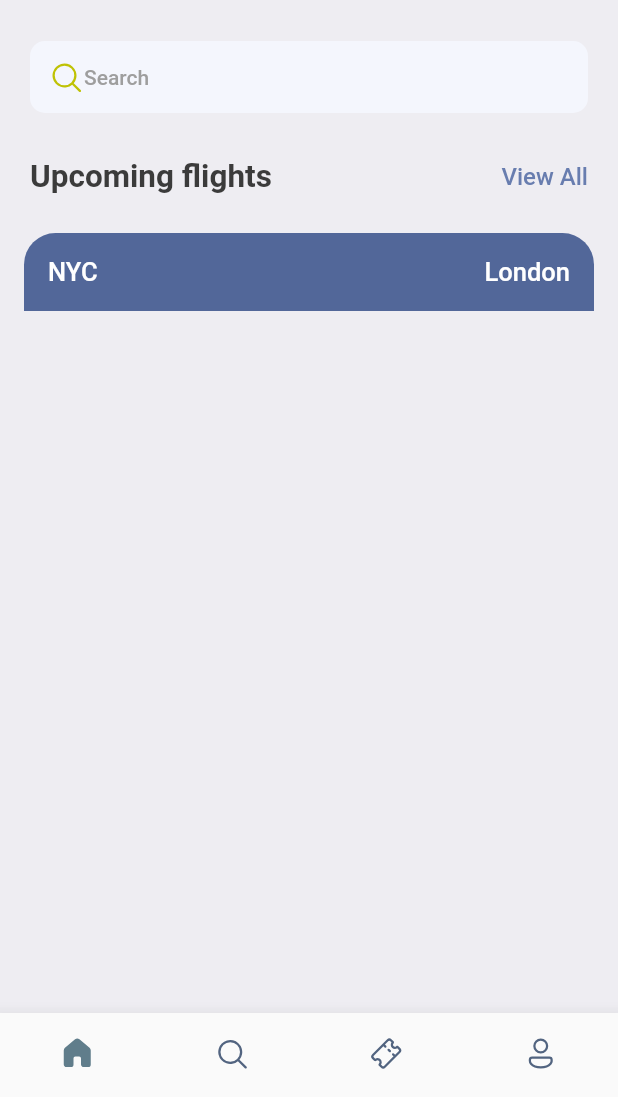
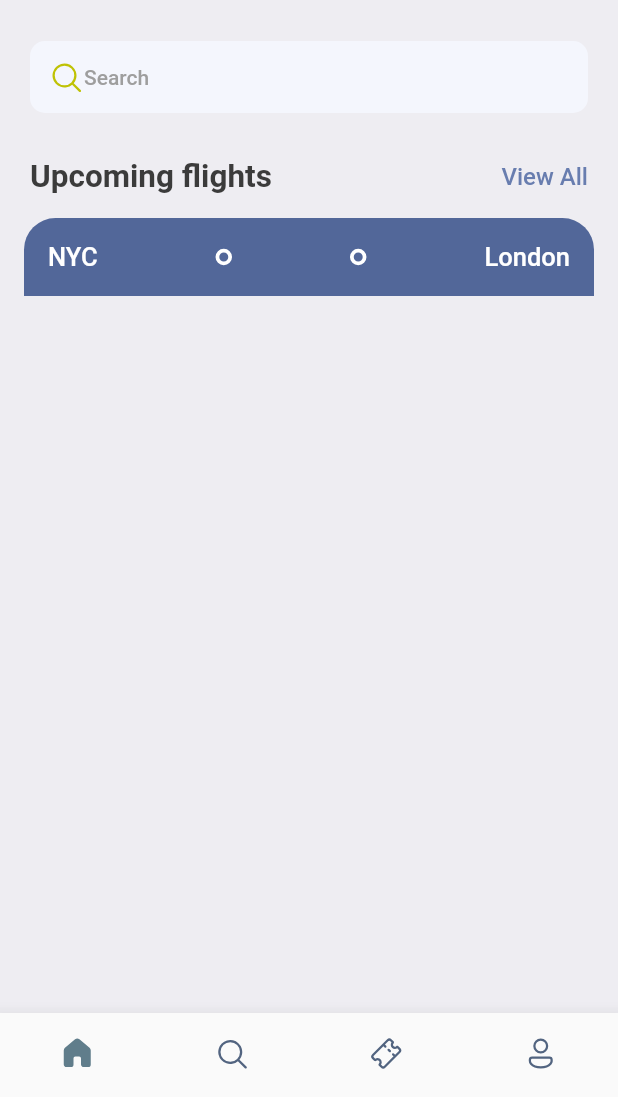
Before and after one commit to aayushgulia666/ticket_booking, a Flutter app: the screen it shows after launch, on a phone screen of 412 x 824 dp, the part 139-1236 px from its top. Run offline on Flutter 3.47's test engine with Material 2 defaults, Android fonts, the phone set to English and light mode, and no system bars; our stand-ins replace fluentui_system_icons, gap.

Commit message:
CircleContainer added.

```diff
--- a/lib/screens/home.dart
+++ b/lib/screens/home.dart
@@ -74,7 +74,7 @@ class HomeScreen extends StatelessWidget {
               ],
             ),
           ),
-          const Gap(25),
+          const Gap(15),
           const TicketView(),
         ],
       )
--- a/lib/ticket_view.dart
+++ b/lib/ticket_view.dart
@@ -2,6 +2,7 @@ import 'package:flutter/cupertino.dart';
 import 'package:flutter/material.dart';
 import 'package:ticket_booking/utils/app_layout.dart';
 import 'package:ticket_booking/utils/app_styles.dart';
+import 'package:ticket_booking/widgets/circle_container.dart';
 
 class TicketView extends StatelessWidget {
   const TicketView({Key? key}) : super(key: key);
@@ -32,6 +33,10 @@ class TicketView extends StatelessWidget {
                     children: [
                       Text("NYC", style: Styles.headlineStyle3.copyWith(color: Colors.white),),
                       const Spacer(),
+                      const CircleContainer(),
+                      const Spacer(),
+                      const CircleContainer(),
+                      const Spacer(),
                       Text("London", style: Styles.headlineStyle3.copyWith(color: Colors.white),),
                     ],
                   )
--- /dev/null
+++ b/lib/widgets/circle_container.dart
@@ -0,0 +1,18 @@
+import 'package:flutter/cupertino.dart';
+import 'package:flutter/material.dart';
+
+class CircleContainer extends StatelessWidget {
+  const CircleContainer({Key? key}) : super(key: key);
+
+  @override
+  Widget build(BuildContext context) {
+    return Container(
+      padding: const EdgeInsets.all(3.0),
+      decoration: BoxDecoration(
+      borderRadius: BorderRadius.circular(20),
+      border: Border.all(width: 2.5, color: Colors.white),
+    ),
+
+    );
+  }
+}
```
